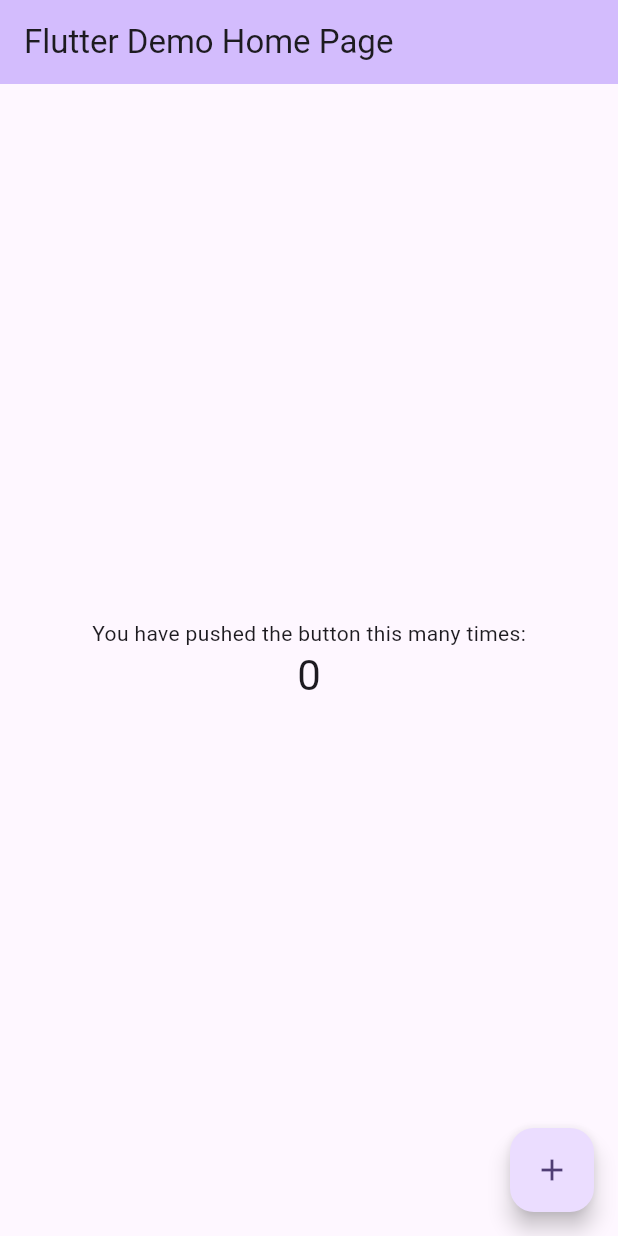
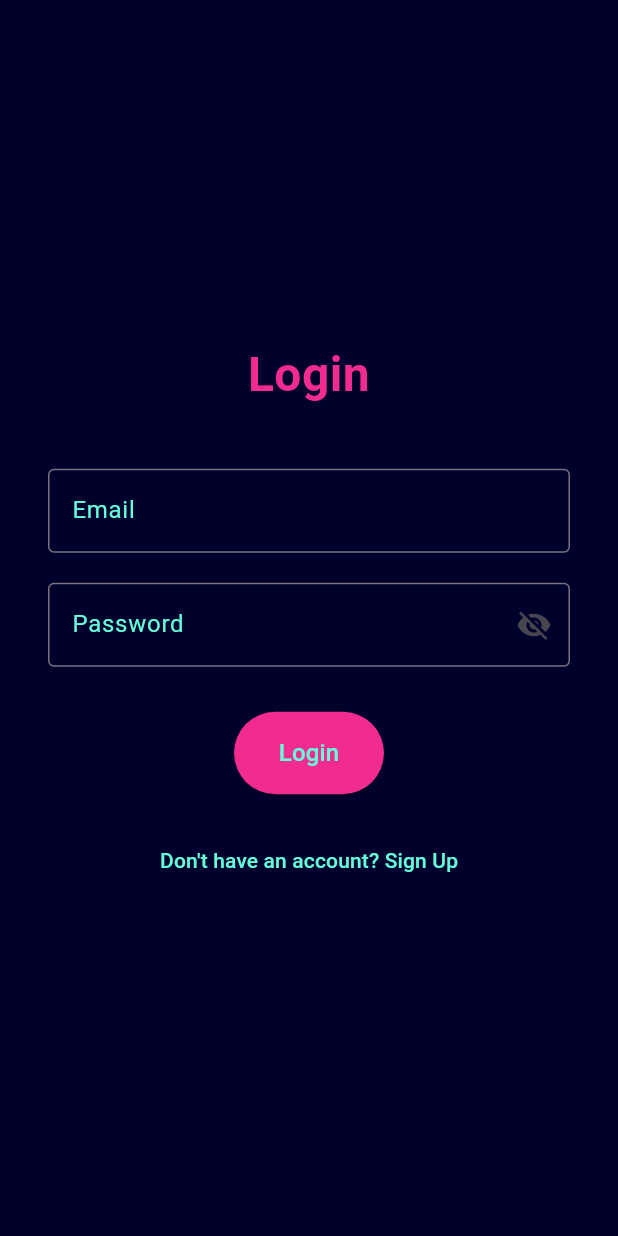
Before and after one commit to Rakibul-Islam-Nahim/login_full-Stack, a Flutter app: the screen it shows after launch, on a phone screen of 412 x 824 dp. Run offline on Flutter 3.47's test engine with Material 3 defaults, Android fonts, the phone set to English and light mode, and no system bars.

Commit message:
bare minimum Frontend implement.

```diff
--- a/lib/main.dart
+++ b/lib/main.dart
@@ -1,4 +1,6 @@
 import 'package:flutter/material.dart';
+import 'package:login_full_stack/pages/login.dart';
+import 'package:login_full_stack/pages/signup.dart';
 
 void main() {
   runApp(const MyApp());
@@ -11,112 +13,10 @@ class MyApp extends StatelessWidget {
   @override
   Widget build(BuildContext context) {
     return MaterialApp(
-      title: 'Flutter Demo',
-      theme: ThemeData(
-        // This is the theme of your application.
-        //
-        // TRY THIS: Try running your application with "flutter run". You'll see
-        // the application has a purple toolbar. Then, without quitting the app,
-        // try changing the seedColor in the colorScheme below to Colors.green
-        // and then invoke "hot reload" (save your changes or press the "hot
-        // reload" button in a Flutter-supported IDE, or press "r" if you used
-        // the command line to start the app).
-        //
-        // Notice that the counter didn't reset back to zero; the application
-        // state is not lost during the reload. To reset the state, use hot
-        // restart instead.
-        //
-        // This works for code too, not just values: Most code changes can be
-        // tested with just a hot reload.
-        colorScheme: ColorScheme.fromSeed(seedColor: Colors.deepPurple),
-      ),
-      home: const MyHomePage(title: 'Flutter Demo Home Page'),
+      debugShowCheckedModeBanner: false,
+      initialRoute: '/',
+      routes: {'/signup': (context) => Signup()},
+      home: LoginPage(),
     );
   }
 }
-
-class MyHomePage extends StatefulWidget {
-  const MyHomePage({super.key, required this.title});
-
-  // This widget is the home page of your application. It is stateful, meaning
-  // that it has a State object (defined below) that contains fields that affect
-  // how it looks.
-
-  // This class is the configuration for the state. It holds the values (in this
-  // case the title) provided by the parent (in this case the App widget) and
-  // used by the build method of the State. Fields in a Widget subclass are
-  // always marked "final".
-
-  final String title;
-
-  @override
-  State<MyHomePage> createState() => _MyHomePageState();
-}
-
-class _MyHomePageState extends State<MyHomePage> {
-  int _counter = 0;
-
-  void _incrementCounter() {
-    setState(() {
-      // This call to setState tells the Flutter framework that something has
-      // changed in this State, which causes it to rerun the build method below
-      // so that the display can reflect the updated values. If we changed
-      // _counter without calling setState(), then the build method would not be
-      // called again, and so nothing would appear to happen.
-      _counter++;
-    });
-  }
-
-  @override
-  Widget build(BuildContext context) {
-    // This method is rerun every time setState is called, for instance as done
-    // by the _incrementCounter method above.
-    //
-    // The Flutter framework has been optimized to make rerunning build methods
-    // fast, so that you can just rebuild anything that needs updating rather
-    // than having to individually change instances of widgets.
-    return Scaffold(
-      appBar: AppBar(
-        // TRY THIS: Try changing the color here to a specific color (to
-        // Colors.amber, perhaps?) and trigger a hot reload to see the AppBar
-        // change color while the other colors stay the same.
-        backgroundColor: Theme.of(context).colorScheme.inversePrimary,
-        // Here we take the value from the MyHomePage object that was created by
-        // the App.build method, and use it to set our appbar title.
-        title: Text(widget.title),
-      ),
-      body: Center(
-        // Center is a layout widget. It takes a single child and positions it
-        // in the middle of the parent.
-        child: Column(
-          // Column is also a layout widget. It takes a list of children and
-          // arranges them vertically. By default, it sizes itself to fit its
-          // children horizontally, and tries to be as tall as its parent.
-          //
-          // Column has various properties to control how it sizes itself and
-          // how it positions its children. Here we use mainAxisAlignment to
-          // center the children vertically; the main axis here is the vertical
-          // axis because Columns are vertical (the cross axis would be
-          // horizontal).
-          //
-          // TRY THIS: Invoke "debug painting" (choose the "Toggle Debug Paint"
-          // action in the IDE, or press "p" in the console), to see the
-          // wireframe for each widget.
-          mainAxisAlignment: MainAxisAlignment.center,
-          children: <Widget>[
-            const Text('You have pushed the button this many times:'),
-            Text(
-              '$_counter',
-              style: Theme.of(context).textTheme.headlineMedium,
-            ),
-          ],
-        ),
-      ),
-      floatingActionButton: FloatingActionButton(
-        onPressed: _incrementCounter,
-        tooltip: 'Increment',
-        child: const Icon(Icons.add),
-      ), // This trailing comma makes auto-formatting nicer for build methods.
-    );
-  }
-}
--- /dev/null
+++ b/lib/pages/login.dart
@@ -0,0 +1,145 @@
+import 'package:flutter/material.dart';
+
+class LoginPage extends StatefulWidget {
+  const LoginPage({super.key});
+
+  @override
+  State<LoginPage> createState() => _LoginPageState();
+}
+
+class _LoginPageState extends State<LoginPage> {
+  final _formKey = GlobalKey<FormState>();
+  final TextEditingController _emailCtrl = TextEditingController();
+  final TextEditingController _passwordCtrl = TextEditingController();
+  bool _obscureText = true;
+
+  void _togglePasswordVisibility() {
+    setState(() => _obscureText = !_obscureText);
+  }
+
+  void _login() {
+    if (_formKey.currentState!.validate()) {
+      final email = _emailCtrl.text;
+      final password = _passwordCtrl.text;
+
+      // Simulate login logic
+      print('Email: $email');
+      print('Password: $password');
+      // Navigate or show success message here
+    }
+  }
+
+  @override
+  Widget build(BuildContext context) {
+    return Scaffold(
+      backgroundColor: Color(0xFF00002c),
+      body: Center(
+        child: Padding(
+          padding: const EdgeInsets.symmetric(horizontal: 32),
+          child: Form(
+            key: _formKey,
+            child: ListView(
+              shrinkWrap: true,
+              children: [
+                _loginTitle(),
+                const SizedBox(height: 40),
+                _emailField(),
+                const SizedBox(height: 20),
+                _passwordField(),
+                const SizedBox(height: 30),
+                _loginButton(),
+                const SizedBox(height: 20),
+                TextButton(
+                  onPressed: () {
+                    // Navigate to signup page
+                    Navigator.pushNamed(context, '/signup');
+                  },
+                  child: const Text(
+                    'Don\'t have an account? Sign Up',
+                    style: TextStyle(color: Colors.tealAccent),
+                  ),
+                ),
+              ],
+            ),
+          ),
+        ),
+      ),
+    );
+  }
+
+  Align _loginButton() {
+    return Align(
+      alignment: Alignment.center,
+      child: ElevatedButton(
+        onPressed: () {},
+        style: ElevatedButton.styleFrom(
+          padding: const EdgeInsets.symmetric(vertical: 16),
+          backgroundColor: Color(0xFFf22b91),
+          minimumSize: Size(100, 10),
+        ),
+        child: const Text(
+          'Login',
+          style: TextStyle(fontSize: 16, color: Colors.tealAccent),
+        ),
+      ),
+    );
+  }
+
+  TextFormField _passwordField() {
+    return TextFormField(
+      controller: _passwordCtrl,
+      obscureText: _obscureText,
+      style: TextStyle(color: Colors.tealAccent),
+      decoration: InputDecoration(
+        labelText: 'Password',
+        labelStyle: TextStyle(color: Colors.tealAccent),
+        border: const OutlineInputBorder(),
+        focusedBorder: OutlineInputBorder(
+          borderSide: BorderSide(color: Colors.tealAccent, width: 2),
+        ),
+        suffixIcon: IconButton(
+          icon: Icon(_obscureText ? Icons.visibility_off : Icons.visibility),
+          onPressed: _togglePasswordVisibility,
+        ),
+      ),
+      validator: (value) {
+        if (value == null || value.isEmpty) return 'Enter your password';
+        if (value.length < 6) return 'Password must be at least 6 characters';
+        return null;
+      },
+    );
+  }
+
+  TextFormField _emailField() {
+    return TextFormField(
+      controller: _emailCtrl,
+      keyboardType: TextInputType.emailAddress,
+      style: TextStyle(color: Colors.tealAccent),
+      decoration: InputDecoration(
+        labelText: 'Email',
+        labelStyle: TextStyle(color: Colors.tealAccent),
+        border: const OutlineInputBorder(),
+        focusedBorder: OutlineInputBorder(
+          borderSide: BorderSide(color: Colors.tealAccent, width: 2),
+        ),
+      ),
+      validator: (value) {
+        if (value == null || value.isEmpty) return 'Enter your email';
+        if (!value.contains('@')) return 'Enter a valid email';
+        return null;
+      },
+    );
+  }
+
+  Text _loginTitle() {
+    return const Text(
+      'Login',
+      style: TextStyle(
+        fontSize: 32,
+        fontWeight: FontWeight.bold,
+        color: Color(0xFFf22b91),
+      ),
+      textAlign: TextAlign.center,
+    );
+  }
+}
```
Also changed, not shown: lib/pages/signup.dart (added, +171 -0 lines).
